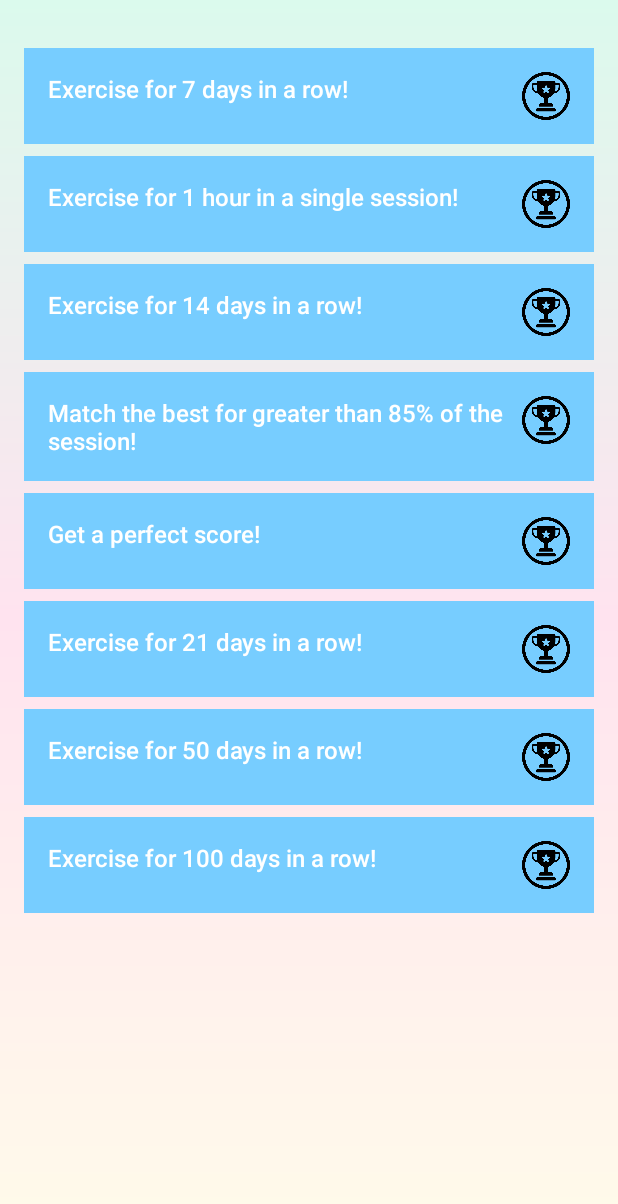
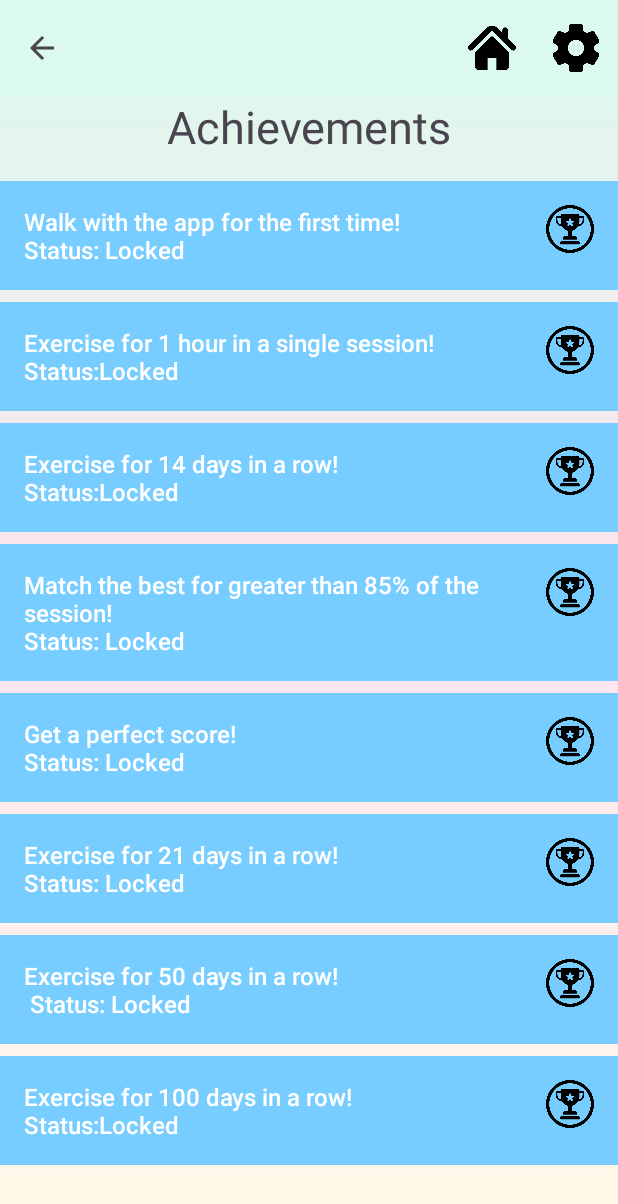
Before and after one commit to aparnaroy/StepToTheBeat, an Android app: the AchievementsActivity screen opened directly, with no data from a screen before it, on a phone screen of 412 x 824 dp. Shown: the top 1204 px of the screen. Run offline under Robolectric (Android 15) with nearby library versions, the phone set to English and light mode, and no system bars.

Commit message:
Added menu at the top and created locked/unlocked functionality

```diff
--- a/app/src/main/java/com/example/steptothebeat/AchievementsActivity.java
+++ b/app/src/main/java/com/example/steptothebeat/AchievementsActivity.java
@@ -4,7 +4,9 @@
 import android.os.Bundle;
 import android.view.View;
 import android.widget.ImageButton;
+import android.widget.LinearLayout;
 import android.widget.TextView;
+import android.widget.Toolbar;
 
 import androidx.activity.EdgeToEdge;
 import androidx.appcompat.app.AppCompatActivity;
@@ -15,8 +17,16 @@
     protected void onCreate(Bundle savedInstanceState){
         super.onCreate(savedInstanceState);
         setContentView(R.layout.achievements); //Set layout to achievements.xml page
+        setupToolbar(R.id.menubar,true);
+        addMenuBarSpace(R.id.achievements);
 
-        setupToolbar(R.id.menubar, true);
-        EdgeToEdge.enable(this);
+        boolean walkAchievementUnlocked = getSharedPreferences("achievements",MODE_PRIVATE).getBoolean("walk_achievement_unlocked",false);
+
+        if (walkAchievementUnlocked){
+            LinearLayout achievement1 = findViewById(R.id.achievement1);
+            TextView achievementText = (TextView) achievement1.getChildAt(0);
+            achievementText.setText("Walk with the app for the first time!\nStatus: Unlocked!");
+        }
     }
+
 }
--- a/app/src/main/java/com/example/steptothebeat/ChoosePaceActivity.java
+++ b/app/src/main/java/com/example/steptothebeat/ChoosePaceActivity.java
@@ -24,6 +24,7 @@
 
         // Walk Button
         walkButton.setOnClickListener(v -> {
+            getSharedPreferences("achievements", MODE_PRIVATE).edit().putBoolean("walk_achievement_unlocked",true).apply();
             Intent intent = new Intent(ChoosePaceActivity.this, SelectGenreActivity.class);
             intent.putExtra("pace", "Walk");
             startActivity(intent);
--- a/app/src/main/res/layout/achievements.xml
+++ b/app/src/main/res/layout/achievements.xml
@@ -1,15 +1,32 @@
 <?xml version="1.0" encoding="utf-8"?>
-<LinearLayout
-    xmlns:android="http://schemas.android.com/apk/res/android"
+<LinearLayout xmlns:android="http://schemas.android.com/apk/res/android"
     xmlns:tools="http://schemas.android.com/tools"
     android:layout_width="match_parent"
     android:layout_height="match_parent"
+    xmlns:app="http://schemas.android.com/apk/res-auto"
     android:orientation="vertical"
     android:background="@drawable/background_gradient"
     android:padding="16dp"
-    tools:context=".AchievementsActivity">
+    tools:context=".AchievementsActivity"
+    android:id="@+id/achievements">
+
+    <!-- Top Menu Bar -->
+    <androidx.appcompat.widget.Toolbar
+        android:id="@+id/menubar"
+        android:layout_width="match_parent"
+        android:layout_height="?attr/actionBarSize"
+        android:background="#DBFAED"
+        android:titleTextColor="?attr/colorOnPrimary"/>
 
     <!-- Header Section -->
+    <TextView
+        android:id="@+id/textView"
+        android:layout_width="match_parent"
+        android:layout_height="wrap_content"
+        android:text="Achievements"
+        android:gravity="center"
+        android:textSize="30sp"/>
+
     <LinearLayout
         android:layout_width="match_parent"
         android:layout_height="wrap_content"
@@ -31,6 +48,7 @@
 
             <!-- Achievement Item -->
             <LinearLayout
+                android:id="@+id/achievement1"
                 android:layout_width="match_parent"
                 android:layout_height="wrap_content"
                 android:layout_marginBottom="8dp"
@@ -43,7 +61,7 @@
                     android:layout_height="wrap_content"
                     android:layout_weight="1"
                     android:fontFamily="sans-serif-medium"
-                    android:text="Exercise for 7 days in a row!"
+                    android:text="Walk with the app for the first time!\nStatus: Locked"
                     android:textColor="#FFFFFF"
                     android:textSize="16sp" />
 
@@ -56,6 +74,7 @@
 
             <!-- Achievement 2 -->
             <LinearLayout
+                android:id="@+id/achievement2"
                 android:layout_width="match_parent"
                 android:layout_height="wrap_content"
                 android:layout_marginBottom="8dp"
@@ -68,7 +87,7 @@
                     android:layout_height="wrap_content"
                     android:layout_weight="1"
                     android:fontFamily="sans-serif-medium"
-                    android:text="Exercise for 1 hour in a single session!"
+                    android:text="Exercise for 1 hour in a single session!\nStatus:Locked"
                     android:textColor="#FFFFFF"
                     android:textSize="16sp" />
 
@@ -80,6 +99,7 @@
             </LinearLayout>
 
             <LinearLayout
+                android:id="@+id/achievement3"
                 android:layout_width="match_parent"
                 android:layout_height="wrap_content"
                 android:layout_marginBottom="8dp"
@@ -92,7 +112,7 @@
                     android:layout_height="wrap_content"
                     android:layout_weight="1"
                     android:fontFamily="sans-serif-medium"
-                    android:text="Exercise for 14 days in a row!"
+                    android:text="Exercise for 14 days in a row!\nStatus:Locked"
                     android:textColor="#FFFFFF"
                     android:textSize="16sp" />
 
@@ -104,6 +124,7 @@
             </LinearLayout>
 
             <LinearLayout
+                android:id="@+id/achievement4"
                 android:layout_width="match_parent"
                 android:layout_height="wrap_content"
                 android:layout_marginBottom="8dp"
@@ -116,7 +137,7 @@
                     android:layout_height="wrap_content"
                     android:layout_weight="1"
                     android:fontFamily="sans-serif-medium"
-                    android:text="Match the best for greater than 85% of the session!"
+                    android:text="Match the best for greater than 85% of the session!\nStatus: Locked"
                     android:textColor="#FFFFFF"
                     android:textSize="16sp" />
 
@@ -128,6 +149,7 @@
             </LinearLayout>
 
             <LinearLayout
+                android:id="@+id/achievement5"
                 android:layout_width="match_parent"
                 android:layout_height="wrap_content"
                 android:layout_marginBottom="8dp"
@@ -140,7 +162,7 @@
                     android:layout_height="wrap_content"
                     android:layout_weight="1"
                     android:fontFamily="sans-serif-medium"
-                    android:text="Get a perfect score!"
+                    android:text="Get a perfect score!\nStatus: Locked"
                     android:textColor="#FFFFFF"
                     android:textSize="16sp" />
 
@@ -152,6 +174,7 @@
             </LinearLayout>
 
             <LinearLayout
+                android:id="@+id/achievement6"
                 android:layout_width="match_parent"
                 android:layout_height="wrap_content"
                 android:layout_marginBottom="8dp"
@@ -164,7 +187,7 @@
                     android:layout_height="wrap_content"
                     android:layout_weight="1"
                     android:fontFamily="sans-serif-medium"
-                    android:text="Exercise for 21 days in a row!"
+                    android:text="Exercise for 21 days in a row!\nStatus: Locked"
                     android:textColor="#FFFFFF"
                     android:textSize="16sp" />
 
@@ -176,6 +199,7 @@
             </LinearLayout>
 
             <LinearLayout
+                android:id="@+id/achievement7"
                 android:layout_width="match_parent"
                 android:layout_height="wrap_content"
                 android:layout_marginBottom="8dp"
@@ -188,7 +212,7 @@
                     android:layout_height="wrap_content"
                     android:layout_weight="1"
                     android:fontFamily="sans-serif-medium"
-                    android:text="Exercise for 50 days in a row!"
+                    android:text="Exercise for 50 days in a row!\n Status: Locked"
                     android:textColor="#FFFFFF"
                     android:textSize="16sp" />
 
@@ -200,6 +224,7 @@
             </LinearLayout>
 
             <LinearLayout
+                android:id="@+id/achievement8"
                 android:layout_width="match_parent"
                 android:layout_height="wrap_content"
                 android:layout_marginBottom="8dp"
@@ -212,7 +237,7 @@
                     android:layout_height="wrap_content"
                     android:layout_weight="1"
                     android:fontFamily="sans-serif-medium"
-                    android:text="Exercise for 100 days in a row!"
+                    android:text="Exercise for 100 days in a row!\nStatus:Locked"
                     android:textColor="#FFFFFF"
                     android:textSize="16sp" />
 
@@ -222,8 +247,6 @@
                     android:contentDescription="Trophy Icon"
                     android:src="@drawable/trophy" />
             </LinearLayout>
-            <!-- Add additional achievement layouts here -->
-
         </LinearLayout>
     </ScrollView>
 
```
